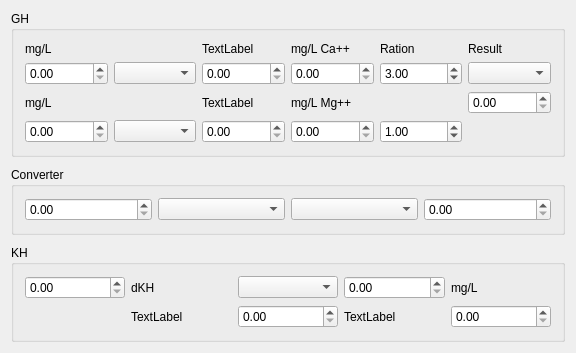
Before: the Qt Designer form mainwindow.ui in DrFr/HardnessCalc, drawn with Qt 5.
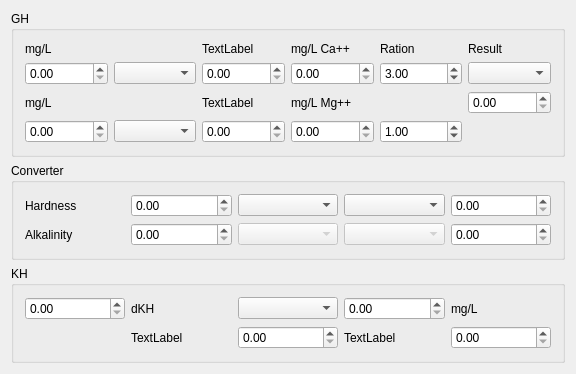
After: the same form once the commit is applied.

Commit message: Added alkalinity converter.

```diff
--- a/mainwindow.ui
+++ b/mainwindow.ui
@@ -176,19 +176,26 @@
       </property>
       <layout class="QGridLayout" name="gridLayout_3">
        <item row="0" column="0">
-        <widget class="QDoubleSpinBox" name="doubleSpinBoxIN">
-         <property name="maximum">
-          <double>9999.989999999999782</double>
+        <widget class="QLabel" name="label_9">
+         <property name="text">
+          <string>Hardness</string>
          </property>
         </widget>
        </item>
        <item row="0" column="1">
-        <widget class="QComboBox" name="comboBoxIN"/>
+        <widget class="QDoubleSpinBox" name="doubleSpinBoxIN">
+         <property name="maximum">
+          <double>9999.989999999999782</double>
+         </property>
+        </widget>
        </item>
        <item row="0" column="2">
-        <widget class="QComboBox" name="comboBoxOUT"/>
+        <widget class="QComboBox" name="comboBoxIN"/>
        </item>
        <item row="0" column="3">
+        <widget class="QComboBox" name="comboBoxOUT"/>
+       </item>
+       <item row="0" column="4">
         <widget class="QDoubleSpinBox" name="doubleSpinBoxOUT">
          <property name="readOnly">
           <bool>false</bool>
@@ -201,6 +208,41 @@
          </property>
         </widget>
        </item>
+       <item row="1" column="0">
+        <widget class="QLabel" name="label_10">
+         <property name="text">
+          <string>Alkalinity</string>
+         </property>
+        </widget>
+       </item>
+       <item row="1" column="1">
+        <widget class="QDoubleSpinBox" name="doubleSpinBox_AlkalinityIN">
+         <property name="maximum">
+          <double>9999.989999999999782</double>
+         </property>
+        </widget>
+       </item>
+       <item row="1" column="4">
+        <widget class="QDoubleSpinBox" name="doubleSpinBox_AlkalinityOUT">
+         <property name="maximum">
+          <double>9999.989999999999782</double>
+         </property>
+        </widget>
+       </item>
+       <item row="1" column="2">
+        <widget class="QComboBox" name="comboBoxAlkalinityIN">
+         <property name="enabled">
+          <bool>false</bool>
+         </property>
+        </widget>
+       </item>
+       <item row="1" column="3">
+        <widget class="QComboBox" name="comboBoxAlkalinityOUT">
+         <property name="enabled">
+          <bool>false</bool>
+         </property>
+        </widget>
+       </item>
       </layout>
      </widget>
     </item>
```
The commit also changes 2 other files.
